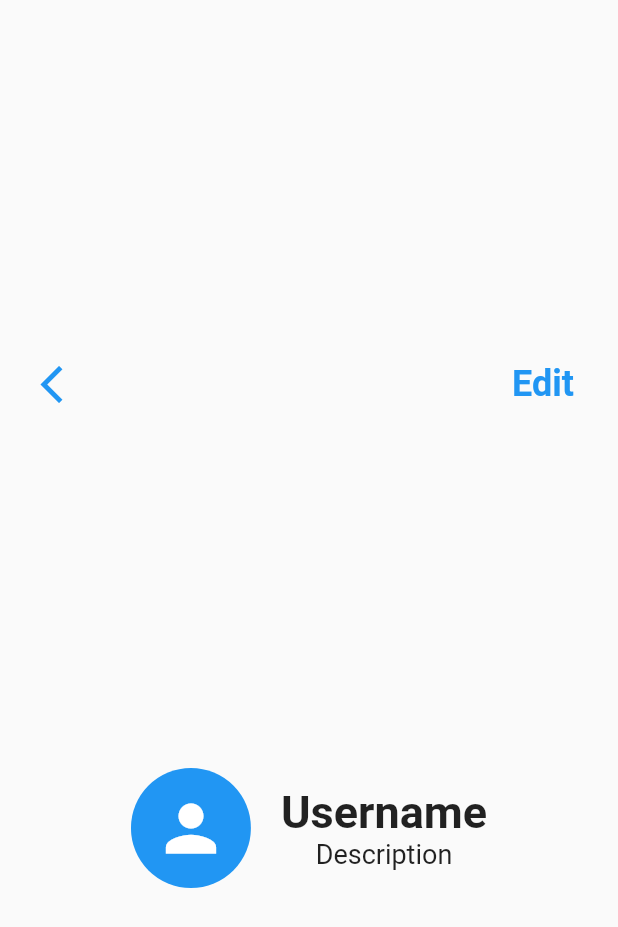
After one commit to Vem0n/Step-Racer, a Flutter app: the SettingsMenu screen opened by its route, after a tap on "Username", on a phone screen of 412 x 824 dp. The commit adds this screen. Shown: the top 927 px of the screen. Run offline on Flutter 3.47's test engine with Material 2 defaults, Android fonts, the light colour scheme and no system bars; our stand-ins replace bloc, carousel_slider, dio, flutter_bloc, flutter_zoom_drawer, jwt_decoder and 3 more; accounts and stored records are empty.

Commit message:
profile page

```diff
--- /dev/null
+++ b/frontend/step_it_up/lib/bloc/profile_page_bloc.dart
@@ -0,0 +1,13 @@
+import 'package:bloc/bloc.dart';
+import 'package:meta/meta.dart';
+
+part 'profile_page_event.dart';
+part 'profile_page_state.dart';
+
+class ProfilePageBloc extends Bloc<ProfilePageEvent, ProfilePageState> {
+  ProfilePageBloc() : super(ProfilePageInitial()) {
+    on<ProfilePageEvent>((event, emit) {
+      // TODO: implement event handler
+    });
+  }
+}
--- /dev/null
+++ b/frontend/step_it_up/lib/bloc/profile_page_event.dart
@@ -0,0 +1,4 @@
+part of 'profile_page_bloc.dart';
+
+@immutable
+sealed class ProfilePageEvent {}
--- /dev/null
+++ b/frontend/step_it_up/lib/bloc/profile_page_state.dart
@@ -0,0 +1,6 @@
+part of 'profile_page_bloc.dart';
+
+@immutable
+sealed class ProfilePageState {}
+
+final class ProfilePageInitial extends ProfilePageState {}
--- a/frontend/step_it_up/lib/bloc/settings_menu_bloc.dart
+++ b/frontend/step_it_up/lib/bloc/settings_menu_bloc.dart
@@ -4,6 +4,7 @@ import 'package:meta/meta.dart';
 import 'package:step_it_up/home_page.dart';
 import 'package:shared_preferences/shared_preferences.dart';
 import 'package:step_it_up/login_page.dart';
+import 'package:step_it_up/profile_page.dart';
 
 part 'settings_menu_event.dart';
 part 'settings_menu_state.dart';
@@ -37,6 +38,14 @@ class SettingsMenuBloc extends Bloc<SettingsMenuEvent, SettingsMenuState> {
             builder: (context) => LoginPage(),
           ),
         );
+      } else if (event is SettingsProfile) {
+        Navigator.push(
+          event.context,
+          MaterialPageRoute(
+            fullscreenDialog: true,
+            builder: (context) => ProfilePage(),
+          ),
+        );
       }
     });
   }
--- a/frontend/step_it_up/lib/bloc/settings_menu_event.dart
+++ b/frontend/step_it_up/lib/bloc/settings_menu_event.dart
@@ -17,3 +17,9 @@ class SettingsLogout extends SettingsMenuEvent {
 
   SettingsLogout(this.context);
 }
+
+class SettingsProfile extends SettingsMenuEvent {
+  final BuildContext context;
+
+  SettingsProfile(this.context);
+}
--- a/frontend/step_it_up/lib/main.dart
+++ b/frontend/step_it_up/lib/main.dart
@@ -1,5 +1,6 @@
 import 'package:flutter/material.dart';
 import 'package:flutter/services.dart';
+import 'package:step_it_up/profile_page.dart';
 import 'package:step_it_up/setup_wizard_page.dart';
 import 'login_page.dart';
 import 'register_page.dart';
@@ -27,6 +28,7 @@ class MainApp extends StatelessWidget {
         '/home': (context) => HomePage(),
         '/setupwizard' : (context) => SetupWizardPage(),
         '/settings' : (context) => SettingsMenu(),
+        '/profile' : (context) => ProfilePage(),
       },
     );
   }
--- /dev/null
+++ b/frontend/step_it_up/lib/profile_page.dart
@@ -0,0 +1,89 @@
+import 'package:flutter/material.dart';
+import 'package:flutter_bloc/flutter_bloc.dart';
+import 'bloc/profile_page_bloc.dart';
+
+class ProfilePage extends StatelessWidget {
+  const ProfilePage({super.key});
+
+  @override
+  Widget build(BuildContext context) {
+    return BlocProvider(
+      create: (context) => ProfilePageBloc(),
+      child: Material(
+        child: BlocBuilder<ProfilePageBloc, ProfilePageState>(
+            builder: (context, state) {
+          final pageBloc = BlocProvider.of<ProfilePageBloc>(context);
+
+          if (state is ProfilePageInitial) {
+            return Container(
+              child: Column(
+                mainAxisAlignment: MainAxisAlignment.spaceEvenly,
+                children: [
+                  Padding(
+                    padding: const EdgeInsets.only(left: 18.0, right: 18.0),
+                    child: Row(
+                      mainAxisAlignment: MainAxisAlignment.spaceBetween,
+                      children: [
+                        IconButton(
+                          onPressed: () {},
+                          icon: const Icon(Icons.arrow_back_ios),
+                          iconSize: 30,
+                          color: Colors.blue,
+                        ),
+                        TextButton(
+                            onPressed: () {},
+                            child: const Text(
+                              'Edit',
+                              style: TextStyle(
+                                  fontSize: 24, fontWeight: FontWeight.bold),
+                            ))
+                      ],
+                    ),
+                  ),
+                  Row(
+                    mainAxisAlignment: MainAxisAlignment.center,
+                    children: [
+                      ClipOval(
+                        child: Container(
+                          width: 80,
+                          height: 80,
+                          color: Colors.blue,
+                          child: const Center(
+                            child: Icon(
+                              Icons.person,
+                              size: 50,
+                              color: Colors.white,
+                            ),
+                          ),
+                        ),
+                      ),
+                      SizedBox(
+                        width: 20,
+                      ),
+                      const Column(
+                        mainAxisAlignment: MainAxisAlignment.center,
+                        children: [
+                          Text(
+                            'Username',
+                            style: TextStyle(
+                                fontSize: 30, fontWeight: FontWeight.bold),
+                          ),
+                          Text(
+                            'Description',
+                            style: TextStyle(fontSize: 18),
+                          )
+                        ],
+                      ),
+                    ],
+                  )
+                ],
+              ),
+            );
+          } else {
+            return Container();
+          }
+        }),
+      ),
+    );
+  }
+}
--- a/frontend/step_it_up/lib/settings_menu.dart
+++ b/frontend/step_it_up/lib/settings_menu.dart
@@ -52,7 +52,11 @@ class SettingsMenu extends StatelessWidget {
                           ),
                         ),
                         const SizedBox(width: 12),
-                        const Column(
+                        GestureDetector(
+                          onTap: () {
+                            settingsBloc.add(SettingsProfile(context));
+                          },
+                          child: const Column(
                             mainAxisAlignment: MainAxisAlignment.center,
                             children: [
                               Text(
@@ -66,6 +70,7 @@ class SettingsMenu extends StatelessWidget {
                                     fontSize: 18, color: Colors.lightBlue),
                               )
                             ],
+                          ),
                         )
                       ],
                     ),
```
Lines whose indentation alone changed are shown as unchanged.
